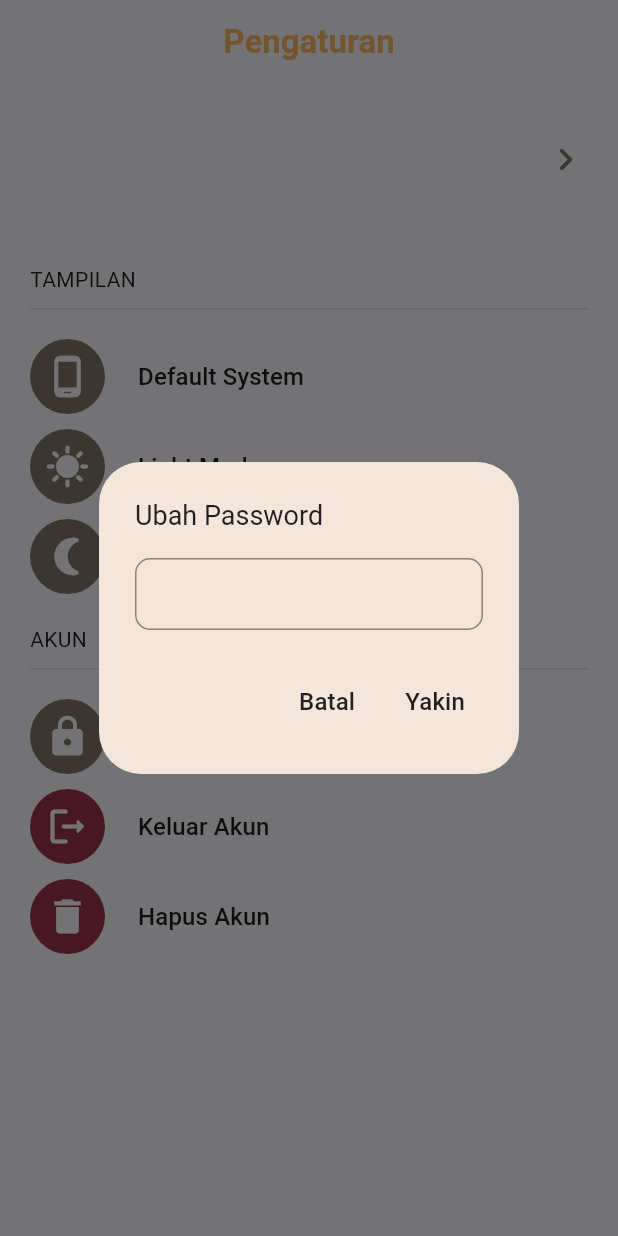
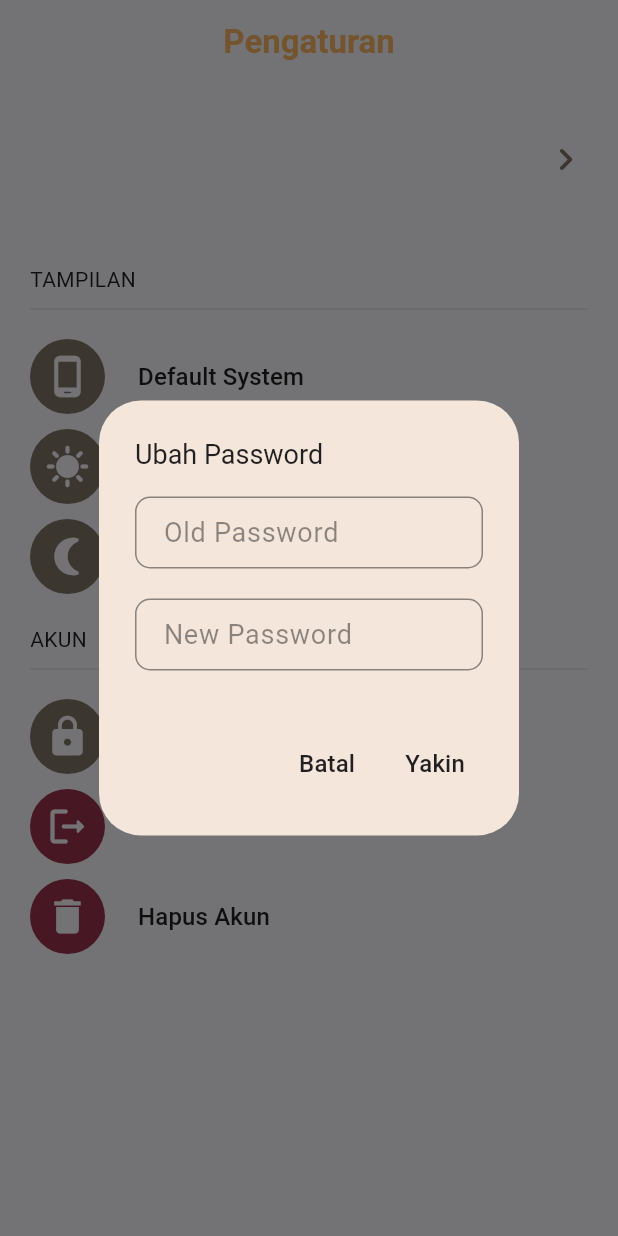
Before and after one commit to Azkina1123/post-in, a Flutter app: the PengaturanPage screen opened by its route, after a tap on the "lock" icon, on a phone screen of 412 x 824 dp. Run offline on Flutter 3.47's test engine with Material 3 defaults, Android fonts, the phone set to English and light mode, and no system bars; our stand-ins replace cloud_firestore, firebase_auth, firebase_core, firebase_storage, image_picker, introduction_screen; accounts and stored records are empty; network calls fail.

Commit message:
Update: popup berhasil

```diff
--- a/lib/ui/pages/pengaturan_page.dart
+++ b/lib/ui/pages/pengaturan_page.dart
@@ -1,3 +1,5 @@
+// ignore_for_file: use_build_context_synchronously
+
 part of "pages.dart";
 
 class PengaturanPage extends StatefulWidget {
@@ -7,9 +9,10 @@ class PengaturanPage extends StatefulWidget {
   State<PengaturanPage> createState() => _PengaturanPageState();
 }
 
-//bool _isObscure = true;
+bool _isObscure = true;
 UserAcc? user;
-TextEditingController _ctrlPass = TextEditingController();
+TextEditingController _ctrlOldPass = TextEditingController();
+TextEditingController _ctrlNewPass = TextEditingController();
 
 class _PengaturanPageState extends State<PengaturanPage> {
   @override
@@ -118,12 +121,9 @@ class _PengaturanPageState extends State<PengaturanPage> {
                 ),
               ),
               Divider(
-                                                color: Theme.of(context)
-                                                    .colorScheme
-                                                    .tertiary
-                                                    .withOpacity(0.5)
-
-                                                ,height:20, thickness: 1,
+                color: Theme.of(context).colorScheme.tertiary.withOpacity(0.5),
+                height: 20,
+                thickness: 1,
               ),
               SizedBox(height: 10),
               Column(
@@ -254,12 +254,9 @@ class _PengaturanPageState extends State<PengaturanPage> {
                 ),
               ),
               Divider(
-                                                color: Theme.of(context)
-                                                    .colorScheme
-                                                    .tertiary
-                                                    .withOpacity(0.5)
-
-                                                ,height:20, thickness: 1,
+                color: Theme.of(context).colorScheme.tertiary.withOpacity(0.5),
+                height: 20,
+                thickness: 1,
               ),
               SizedBox(height: 10),
               Column(
@@ -395,7 +392,26 @@ class _PengaturanPageState extends State<PengaturanPage> {
       ),
     );
   }
-}
+
+  // void _validatePassword() {
+  //   String enteredPassword = _ctrlOldPass.text;
+
+  //   if (enteredPassword == snapshot.data?.password) {
+  //     ScaffoldMessenger.of(context).showSnackBar(
+  //       SnackBar(
+  //         content: Text("Konfirmasi Password Berhasil !"),
+  //       ),
+  //     );
+  //   } else {
+  //     ScaffoldMessenger.of(context).showSnackBar(
+  //       SnackBar(
+  //         content: Text("Konfirmasi Password Gagal !"),
+  //       ),
+  //     );
+  //   }
+
+  //   Navigator.popAndPushNamed(context, "/");
+  // }
 
   Future<void> ubahPass(BuildContext context, String id) async {
     await Provider.of<UserData>(context, listen: false)
@@ -419,15 +435,21 @@ Future<void> ubahPass(BuildContext context, String id) async {
                 .getUser(FirebaseAuth.instance.currentUser!.uid),
             builder: (context, snapshot) {
               if (snapshot.connectionState == ConnectionState.done) {
-              return TextFormField(
-                controller: _ctrlPass,
-                //obscureText: _isObscure,
+                return Container(
+                  width: 80,
+                  height: 130,
+                  child: Column(
+                    children: [
+                      TextFormField(
+                        controller: _ctrlOldPass,
+                        obscureText: _isObscure,
                         decoration: InputDecoration(
                           border: OutlineInputBorder(),
-                  hintText: snapshot.data?.password ?? "",
+                          hintText: "Old Password",
                           // suffixIcon: IconButton(
-                  //   icon: Icon(
-                  //       _isObscure ? Icons.visibility : Icons.visibility_off),
+                          //   icon: Icon(_isObscure
+                          //       ? Icons.visibility
+                          //       : Icons.visibility_off),
                           //   onPressed: () {
                           //     _isObscure = !_isObscure;
                           //   },
@@ -436,6 +458,46 @@ Future<void> ubahPass(BuildContext context, String id) async {
                         inputFormatters: [
                           LengthLimitingTextInputFormatter(25),
                         ],
+                        onEditingComplete: () {
+                          String enteredPassword = _ctrlOldPass.text;
+
+                          if (enteredPassword == snapshot.data?.password) {
+                            ScaffoldMessenger.of(context).showSnackBar(
+                              SnackBar(
+                                content: Text("Konfirmasi Password Berhasil !"),
+                              ),
+                            );
+                          } else {
+                            ScaffoldMessenger.of(context).showSnackBar(
+                              SnackBar(
+                                content: Text("Konfirmasi Password Gagal !"),
+                              ),
+                            );
+                          }
+                        },
+                      ),
+                      SizedBox(height: 20),
+                      TextFormField(
+                        controller: _ctrlNewPass,
+                        obscureText: _isObscure,
+                        decoration: InputDecoration(
+                          border: OutlineInputBorder(),
+                          hintText: "New Password",
+                          // suffixIcon: IconButton(
+                          //   icon: Icon(_isObscure
+                          //       ? Icons.visibility
+                          //       : Icons.visibility_off),
+                          //   onPressed: () {
+                          //     _isObscure = !_isObscure;
+                          //   },
+                          // ),
+                        ),
+                        inputFormatters: [
+                          LengthLimitingTextInputFormatter(25),
+                        ],
+                      ),
+                    ],
+                  ),
                 );
               } else {
                 return Text("Loading . . .");
@@ -459,9 +521,7 @@ Future<void> ubahPass(BuildContext context, String id) async {
               onPressed: () async {
                 String id = FirebaseAuth.instance.currentUser!.uid;
                 await users.doc(id).update({
-                "password": _ctrlPass.text.isEmpty
-                    ? user!.password
-                    : _ctrlPass.text.toString(),
+                  "password": _ctrlNewPass.text.toString(),
                 });
                 await ubahPassAuth(users, id);
                 Navigator.popAndPushNamed(context, "/pengaturan");
@@ -560,8 +620,10 @@ Future<void> hapusKomentar(CollectionReference posts, String userId) async {
 
   Future<void> hapusPost(CollectionReference posts, String userId) async {
     String userId = FirebaseAuth.instance.currentUser!.uid;
-  CollectionReference postsRef = FirebaseFirestore.instance.collection("posts");
-  QuerySnapshot posts = await postsRef.where("userId", isEqualTo: userId).get();
+    CollectionReference postsRef =
+        FirebaseFirestore.instance.collection("posts");
+    QuerySnapshot posts =
+        await postsRef.where("userId", isEqualTo: userId).get();
 
     posts.docs.forEach((post) {
       postsRef.doc(post.id).delete();
@@ -569,5 +631,6 @@ Future<void> hapusPost(CollectionReference posts, String userId) async {
   }
 
   Future<void> ubahPassAuth(CollectionReference users, String id) async {
-  await FirebaseAuth.instance.currentUser!.updatePassword(_ctrlPass.text);
+    await FirebaseAuth.instance.currentUser!.updatePassword(_ctrlNewPass.text);
   }
+}
```
Lines whose indentation alone changed are shown as unchanged.
